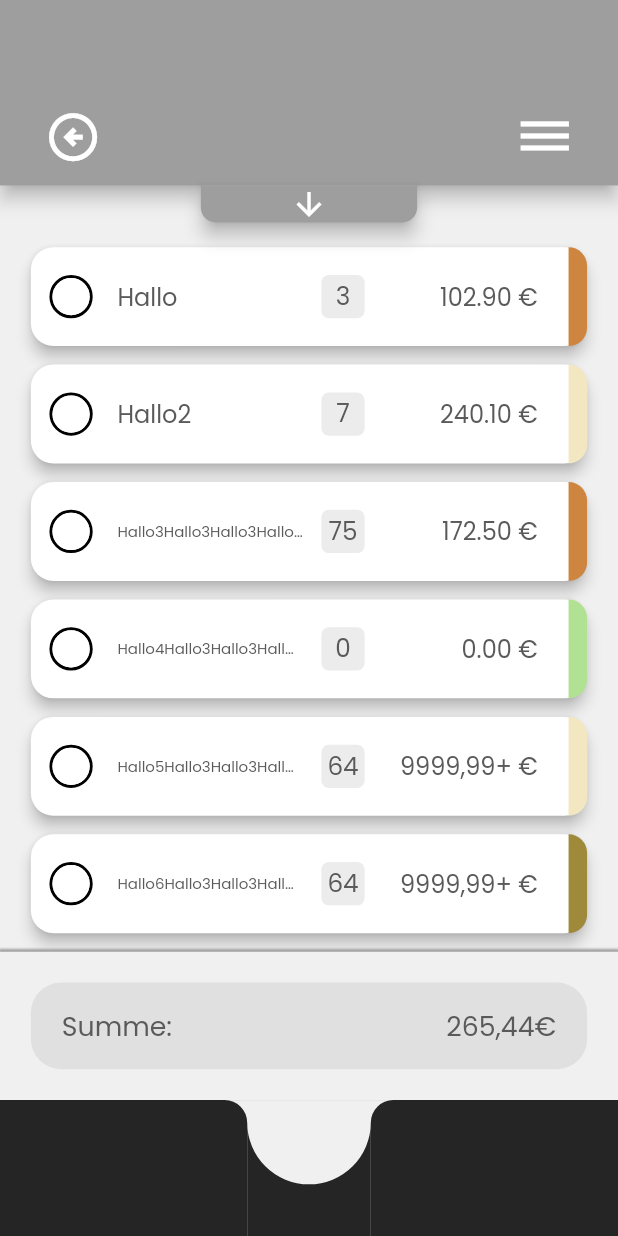
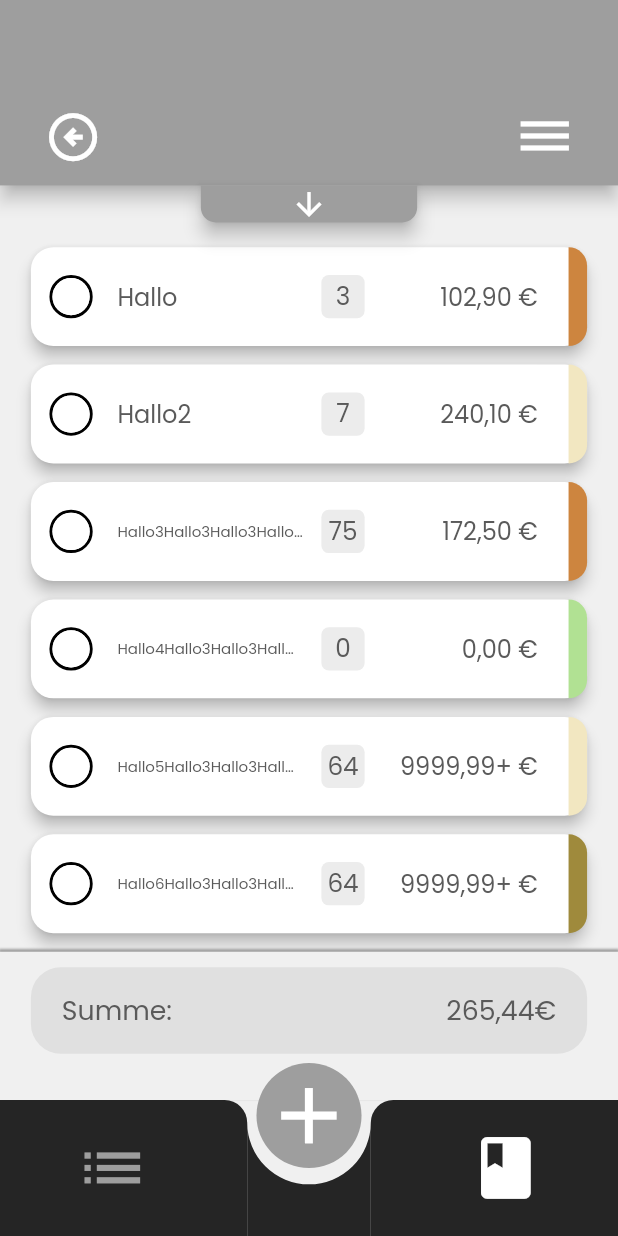
Before and after one commit to Jxxxxn04/listdo, a Flutter app: the ListPage screen opened directly with empty values, on a phone screen of 412 x 824 dp. Run offline on Flutter 3.47's test engine with Material 2 defaults, Android fonts, the phone set to English and light mode, and no system bars; drawn by our look-alikes of auto_size_text; our stand-ins replace emoji_picker_flutter, flutter_staggered_animations, google_fonts, shared_preferences, sizer, socket_io_client; missing offline and left inert: info_popup; accounts and stored records are empty.

Commit message:
18.08.2023 ListPage so gut wie fertig

```diff
--- a/lib/home_page/providers/list_provider.dart
+++ b/lib/home_page/providers/list_provider.dart
@@ -1,6 +1,6 @@
 import 'package:flutter/material.dart';
 
-import '../widgets/ListWidget.dart';
+import '../../widgets/ListWidget.dart';
 
 
 class ListProvider extends ChangeNotifier {
--- a/lib/home_page/screens/home_page.dart
+++ b/lib/home_page/screens/home_page.dart
@@ -18,7 +18,7 @@ import 'package:http/http.dart' as http;
 import '../../api.dart';
 import '../../constants.dart';
 import '../providers/list_provider.dart';
-import '../widgets/home_page_widgets.dart';
+import '../../widgets/home_page_widgets.dart';
 
 class HomePage extends StatelessWidget {
   HomePage({super.key});
@@ -1366,7 +1366,7 @@ class _HomePageCreateListAnimationState
         Positioned(
           bottom: 0,
           child: AnimatedContainer(
-            duration: const Duration(milliseconds: 300),
+            duration: const Duration(milliseconds: 100),
             color: Colors.transparent,
             height: _emojiKeyboardShowing ? 37.h : 0,
             width: 100.w,
--- a/lib/list_page/models/item.dart
+++ b/lib/list_page/models/item.dart
@@ -4,6 +4,9 @@ class Item {
   bool isItemCompleted;
   String itemName, itemDisc, createdAt;
   double price;
+  late double totalPrice;
 
-  Item(this.itemID, this.userID, this.assignedTo, this.isItemCompleted, this.itemName, this.itemDisc, this.createdAt, this.amount, this.price, this.categoryID);
+  Item(this.itemID, this.userID, this.assignedTo, this.isItemCompleted, this.itemName, this.itemDisc, this.createdAt, this.amount, this.price, this.categoryID) {
+    totalPrice = price * amount;
+  }
 }
--- a/lib/list_page/screens/components/listpage_body.dart
+++ b/lib/list_page/screens/components/listpage_body.dart
@@ -1,6 +1,6 @@
 import 'package:flutter/material.dart';
 import 'package:listdo/list_page/providers/item_provider.dart';
-import 'package:listdo/list_page/widgets/ListItem.dart';
+import 'package:listdo/widgets/ListItem.dart';
 import 'package:provider/provider.dart';
 import 'package:sizer/sizer.dart';
 
--- /dev/null
+++ b/lib/list_page/screens/components/listpage_button.dart
@@ -0,0 +1,35 @@
+import 'package:flutter/material.dart';
+import 'package:listdo/widgets/inkwell_button.dart';
+import 'package:sizer/sizer.dart';
+
+class ListPagebutton extends StatefulWidget {
+  const ListPagebutton({Key? key, required this.listColor}) : super(key: key);
+
+  final Color listColor;
+
+  @override
+  State<ListPagebutton> createState() => _ListPagebuttonState();
+}
+
+class _ListPagebuttonState extends State<ListPagebutton> {
+  @override
+  Widget build(BuildContext context) {
+    return CustomInkWellButton(
+      height: 17.w,
+      width: 17.w,
+      onTap: () {},
+      borderRadius: BorderRadius.circular(100),
+      color: widget.listColor,
+      child: IconTheme(
+        data: IconThemeData(
+          size: 46.sp,
+
+        ),
+        child: Icon(
+          Icons.add,
+          color: Colors.white,
+        ),
+      ),
+    );
+  }
+}
--- /dev/null
+++ b/lib/list_page/screens/components/listpage_navigationbar_overlay.dart
@@ -0,0 +1,65 @@
+import 'package:flutter/material.dart';
+import 'package:listdo/widgets/inkwell_button.dart';
+import 'package:sizer/sizer.dart';
+
+class ListPageNavigationbarOverlay extends StatefulWidget {
+  const ListPageNavigationbarOverlay({Key? key, required this.listColor})
+      : super(key: key);
+
+  final Color listColor;
+
+  @override
+  State<ListPageNavigationbarOverlay> createState() =>
+      _ListPageNavigationbarOverlayState();
+}
+
+class _ListPageNavigationbarOverlayState
+    extends State<ListPageNavigationbarOverlay> {
+  bool _leftSideActive = true;
+
+  @override
+  Widget build(BuildContext context) {
+    return SizedBox(
+      height: 11.h,
+      width: 100.w,
+      child: Row(
+        mainAxisAlignment: MainAxisAlignment.spaceAround,
+        children: [
+          CustomInkWellButton(
+            height: 7.h,
+            width: 7.h,
+            onTap: () {
+             setState(() {
+               _leftSideActive = true;
+             });
+            },
+            borderRadius: BorderRadius.circular(20),
+            child: Icon(
+              Icons.list,
+              color: _leftSideActive ? widget.listColor : Colors.white,
+              size: 36.sp,
+            ),
+          ),
+
+          SizedBox(width: 5.w,),
+
+          CustomInkWellButton(
+            height: 7.h,
+            width: 7.h,
+            onTap: () {
+              setState(() {
+                _leftSideActive = false;
+              });
+            },
+            borderRadius: BorderRadius.circular(20),
+            child: Icon(
+              Icons.book,
+              color: _leftSideActive ? Colors.white : widget.listColor,
+              size: 36.sp,
+            ),
+          ),
+        ],
+      ),
+    );
+  }
+}
--- a/lib/list_page/screens/components/listpage_totalprice.dart
+++ b/lib/list_page/screens/components/listpage_totalprice.dart
@@ -35,6 +35,8 @@ class _ListPageTotalPriceState extends State<ListPageTotalPrice> {
         width: 100.w,
         color: const Color(0xFFF0F0F0),
         child: Center(
+          child: Padding(
+            padding: EdgeInsets.only(bottom: 5.w),
             child: SizedBox(
               height: 7.h,
               width: 90.w,
@@ -59,6 +61,7 @@ class _ListPageTotalPriceState extends State<ListPageTotalPrice> {
             ),
           ),
         ),
+      ),
     );
   }
 }
--- a/lib/list_page/screens/list_page.dart
+++ b/lib/list_page/screens/list_page.dart
@@ -1,12 +1,15 @@
 import 'package:flutter/material.dart';
 import 'package:listdo/home_page/models/CustomListModel.dart';
 import 'package:listdo/home_page/screens/home_page.dart';
-import 'package:listdo/home_page/widgets/home_page_widgets.dart';
+import 'package:listdo/list_page/screens/components/listpage_navigationbar_overlay.dart';
+import 'package:listdo/widgets/home_page_widgets.dart';
 import 'package:listdo/list_page/screens/components/listpage_app_bar.dart';
 import 'package:listdo/list_page/screens/components/listpage_body.dart';
 import 'package:listdo/list_page/screens/components/listpage_filter_button.dart';
 import 'package:listdo/list_page/screens/components/listpage_totalprice.dart';
 import 'package:sizer/sizer.dart';
+
+import 'components/listpage_button.dart';
 
 class ListPage extends StatelessWidget {
   const ListPage({super.key, required this.list});
@@ -17,12 +20,19 @@ class ListPage extends StatelessWidget {
   Widget build(BuildContext context) {
     return WillPopScope(
       onWillPop: () async {
-        Navigator.pushAndRemoveUntil(context, MaterialPageRoute(builder: (context) => HomePage(),), (route) => false);
+        Navigator.pushAndRemoveUntil(
+            context,
+            MaterialPageRoute(
+              builder: (context) => HomePage(),
+            ),
+                (route) => false);
         return true;
       },
       child: Scaffold(
         backgroundColor: const Color(0xFFF0F0F0),
-        body: Column(
+        body: Stack(
+          children: [
+            Column(
               children: [
                 ListPageAppBar(
                   // height = 15.h, width = 100.w
@@ -33,7 +43,9 @@ class ListPage extends StatelessWidget {
                 Stack(
                   // Body of the ListPage
                   children: [
-                ListPageBody(listColor: list.getListColor(),),  // height = 74.h
+                    ListPageBody(
+                      listColor: list.getListColor(),
+                    ), // height = 74.h
 
                     ListPageFilterButton(
                       // height for the filter_button is 3.h, width is 35.w
@@ -42,11 +54,28 @@ class ListPage extends StatelessWidget {
                   ],
                 ),
                 ListPageTotalPrice(totalPrice: 2, listColor: list.getListColor()),
-            const RoundedNavigationBar(backgroundColor: Color(0xFF252525))
+                Stack(children: [const RoundedNavigationBar(backgroundColor: Color(0xFF252525)), ListPageNavigationbarOverlay(listColor: list.getListColor())])
                 //RoundedNavigationBar height is 11.h
+              ],
+            ),
+            Positioned(left: 41.5.w, right: 41.5.w, bottom: 5.5.h, child: ListPagebutton(listColor: list.getListColor(),))
           ],
         ),
       ),
     );
   }
+
+  Widget _line() =>
+      Container(
+        height: 0.1.h,
+        width: 100.w,
+        decoration: const BoxDecoration(color: Colors.transparent, boxShadow: [
+          BoxShadow(
+            color: Colors.grey,
+            spreadRadius: 0.5,
+            blurRadius: 0.5,
+            offset: Offset(0, -1),
+          )
+        ])
+        ,);
 }
--- a/lib/list_page/widgets/ListItem.dart
+++ b/lib/widgets/ListItem.dart
@@ -5,7 +5,7 @@ import 'package:intl/intl.dart';
 import 'package:listdo/home_page/models/category_colors.dart';
 import 'package:sizer/sizer.dart';
 
-import '../models/item.dart';
+import '../list_page/models/item.dart';
 
 class ListItem extends StatefulWidget {
   const ListItem({super.key, required this.onTap, required this.item, required this.listColor});
@@ -120,12 +120,16 @@ class _ListItemState extends State<ListItem> {
   Widget _itemPrice() {
 
     late String formattedPrice;
-    double totalPrice = widget.item.price * widget.item.amount;
+    double totalPrice = widget.item.totalPrice;
 
     if (totalPrice <= 9999.99) {
-      formattedPrice = NumberFormat("###,##0.00").format(totalPrice);
+      formattedPrice = NumberFormat.currency(
+        symbol: '€',
+        decimalDigits: 2,
+        locale: 'de_DE', // Pass appropriate locale
+      ).format(totalPrice);
     } else {
-      formattedPrice = "9999,99+";
+      formattedPrice = "9999,99+ €";
     }
 
     return SizedBox(
@@ -134,7 +138,7 @@ class _ListItemState extends State<ListItem> {
         children: [
           const Spacer(),
           AutoSizeText(
-            '$formattedPrice €',
+            formattedPrice,
             minFontSize: 10.sp.roundToDouble(),
             stepGranularity: 1,
             overflow: TextOverflow.ellipsis,
@@ -150,12 +154,12 @@ class _ListItemState extends State<ListItem> {
 
 
   Widget _categoryIndicator() {
-    Color? indicator = CategoryColors.returnColorByCategoryID(widget.item.categoryID);
+    Color? color = CategoryColors.returnColorByCategoryID(widget.item.categoryID);
     return Container(
       height: 8.h,
       width: 3.w,
       decoration: BoxDecoration(
-        color: indicator,
+        color: color,
         borderRadius: const BorderRadius.only(topRight: Radius.circular(15), bottomRight: Radius.circular(15))
       ),
     );
--- /dev/null
+++ b/lib/widgets/inkwell_button.dart
@@ -0,0 +1,40 @@
+import 'package:flutter/material.dart';
+
+class CustomInkWellButton extends StatelessWidget {
+  const CustomInkWellButton(
+      {Key? key,
+      this.borderRadius,
+      required this.height,
+      required this.width,
+      this.color,
+      required this.onTap,
+      this.elevation,
+      this.child})
+      : super(key: key);
+
+  final BorderRadius? borderRadius;
+  final double height;
+  final double width;
+  final Color? color;
+  final VoidCallback onTap;
+  final double? elevation;
+  final Widget? child;
+
+  @override
+  Widget build(BuildContext context) {
+    return SizedBox(
+      height: height,
+      width: width,
+      child: Material(
+        borderRadius: borderRadius,
+        elevation: elevation ?? 0,
+        color: color ?? Colors.transparent,
+        child: InkWell(
+          borderRadius: borderRadius,
+          onTap: onTap,
+          child: child,
+        ),
+      ),
+    );
+  }
+}
```
Also changed, not shown: lib/widgets/ColoredSquare.dart (renamed from lib/home_page/widgets/ColoredSquare.dart), lib/widgets/ListWidget.dart (renamed from lib/home_page/widgets/ListWidget.dart), lib/widgets/home_page_widgets.dart (renamed from lib/home_page/widgets/home_page_widgets.dart), lib/widgets/rounded_navigation_bar.dart (renamed from lib/home_page/widgets/rounded_navigation_bar.dart), lib/widgets/text_button.dart (renamed from lib/home_page/widgets/text_button.dart), pubspec.lock. Lines whose indentation alone changed are shown as unchanged.
